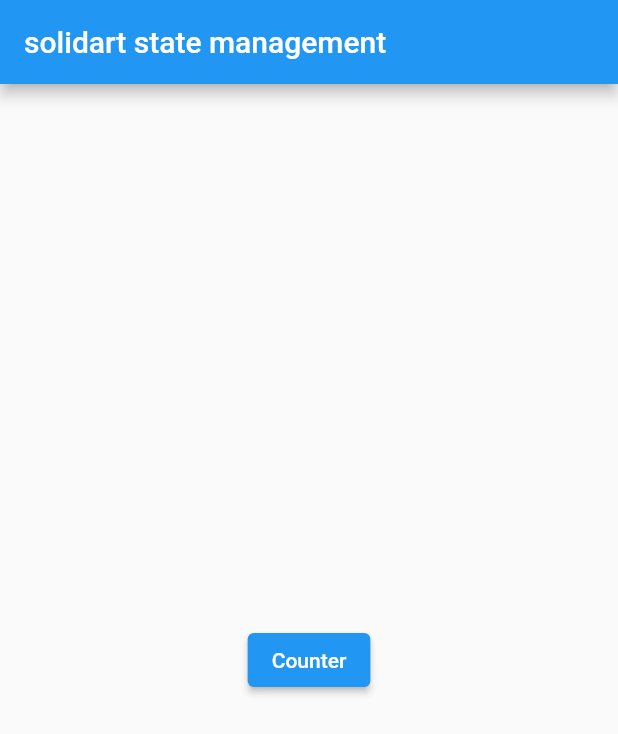
After one commit to smarts-uz/flutter_sftatMan_solidart, a Flutter app: the screen it shows after launch, on a phone screen of 412 x 824 dp. The commit adds this screen. Shown: the top 734 px of the screen. Run offline on Flutter 3.47's test engine with Material 2 defaults, Android fonts, the phone set to English and light mode, and no system bars; missing offline and left inert: flutter_solidart.

```diff
--- /dev/null
+++ b/lib/home_page.dart
@@ -0,0 +1,31 @@
+import 'package:flutter/material.dart';
+import 'package:flutter_solidart_testapp/counter.dart';
+
+class HomePageScreen extends StatelessWidget {
+  const HomePageScreen({super.key});
+
+  @override
+  Widget build(BuildContext context) {
+    return Scaffold(
+      appBar: AppBar(
+        title: const Text('solidart state management'),
+      ),
+      body: SizedBox(
+        width: double.infinity,
+        child: Column(
+          crossAxisAlignment: CrossAxisAlignment.center,
+          mainAxisAlignment: MainAxisAlignment.center,
+          children: [
+            ElevatedButton(
+              onPressed: () {
+                Navigator.of(context).push(
+                    MaterialPageRoute(builder: (ctx) => const CounterPage()));
+              },
+              child: const Text('Counter'),
+            ),
+          ],
+        ),
+      ),
+    );
+  }
+}
```
Also changed, not shown: lib/counter/counter.dart (added, +59 -0 lines), lib/main.dart (+2 -45 lines), 1 other file.
